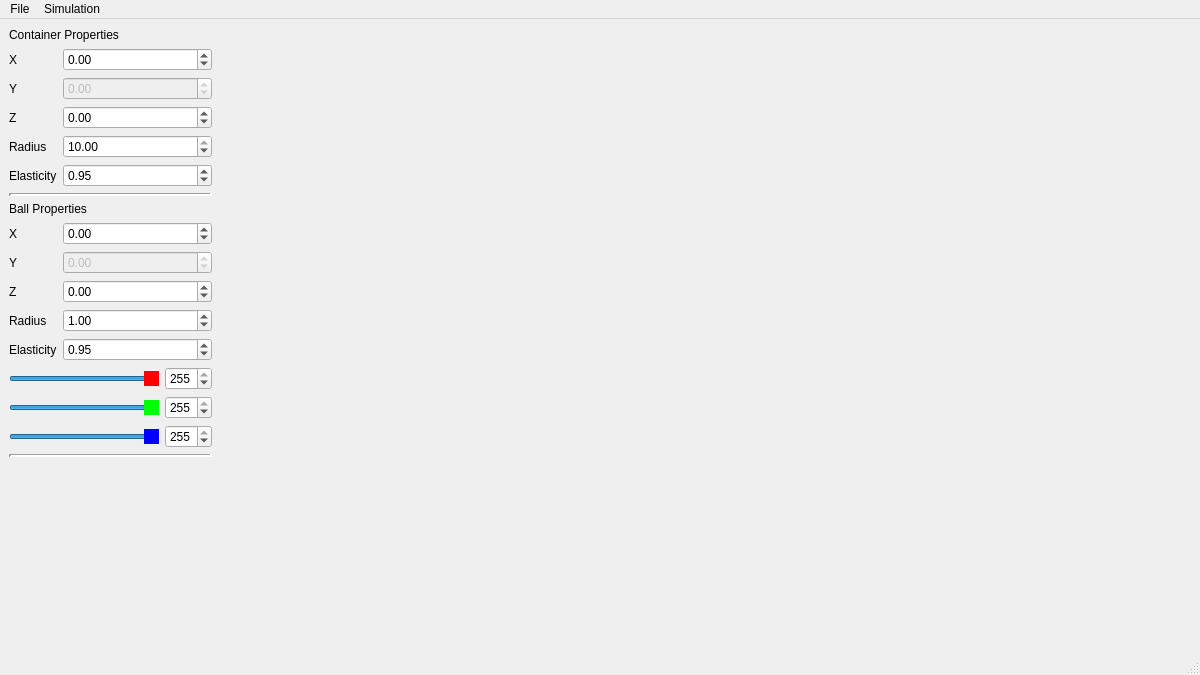
Qt form mainwindowform.ui (Lukrative525/Bounce) before a commit.
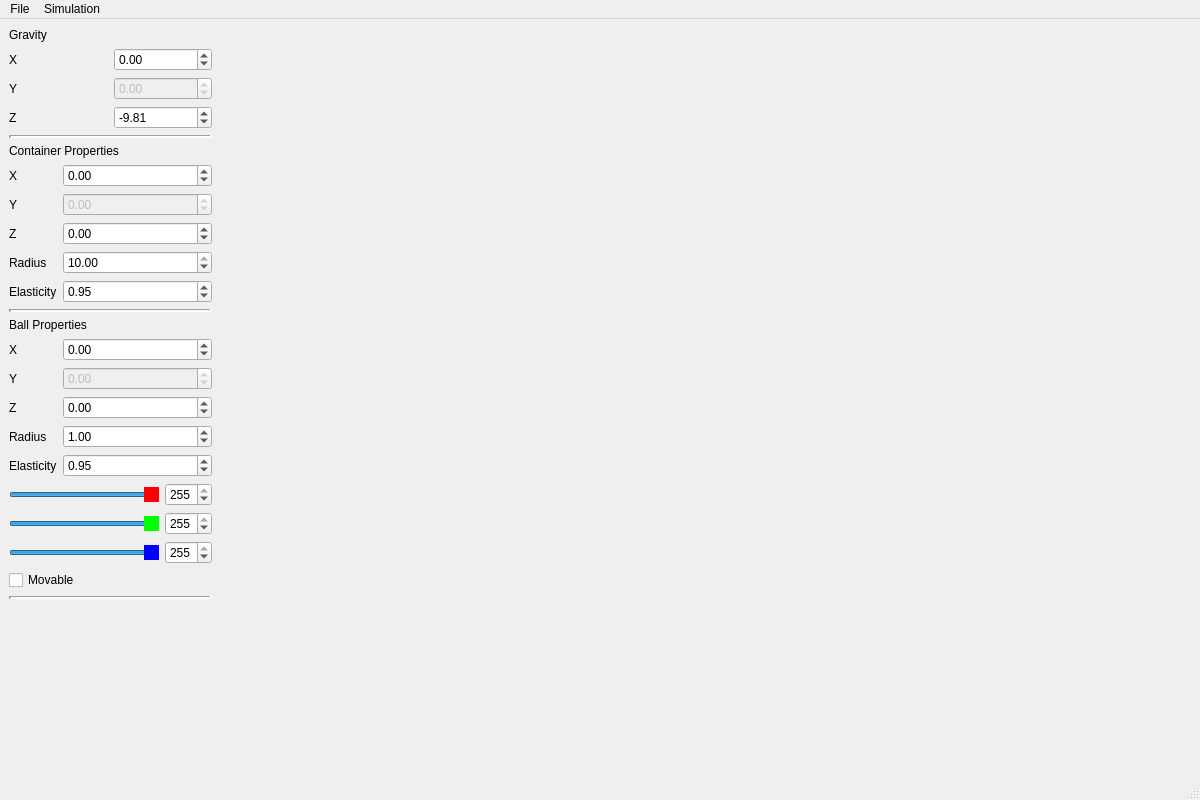
The same form after that commit. Icons and pictures are not drawn.

What changed in the file:
```diff
--- a/mainwindowform.ui
+++ b/mainwindowform.ui
@@ -7,7 +7,7 @@
     <x>0</x>
     <y>0</y>
     <width>1200</width>
-    <height>675</height>
+    <height>800</height>
    </rect>
   </property>
   <property name="sizePolicy">
@@ -23,6 +23,84 @@
    <layout class="QHBoxLayout" name="centralWidgetHorizontalLayout">
     <item>
      <layout class="QVBoxLayout" name="propertiesLayout">
+      <item>
+       <widget class="QLabel" name="gravityLabel">
+        <property name="text">
+         <string>Gravity</string>
+        </property>
+       </widget>
+      </item>
+      <item>
+       <layout class="QGridLayout" name="gravityLayout">
+        <item row="1" column="0">
+         <widget class="QLabel" name="gravityYLabel">
+          <property name="text">
+           <string>Y</string>
+          </property>
+         </widget>
+        </item>
+        <item row="0" column="0">
+         <widget class="QLabel" name="gravityXLabel">
+          <property name="text">
+           <string>X</string>
+          </property>
+         </widget>
+        </item>
+        <item row="0" column="1">
+         <widget class="QDoubleSpinBox" name="gravityXDoubleSpinBox">
+          <property name="minimum">
+           <double>-100.000000000000000</double>
+          </property>
+          <property name="maximum">
+           <double>100.000000000000000</double>
+          </property>
+         </widget>
+        </item>
+        <item row="1" column="1">
+         <widget class="QDoubleSpinBox" name="gravityYDoubleSpinBox">
+          <property name="enabled">
+           <bool>false</bool>
+          </property>
+          <property name="minimum">
+           <double>-100.000000000000000</double>
+          </property>
+          <property name="maximum">
+           <double>100.000000000000000</double>
+          </property>
+         </widget>
+        </item>
+        <item row="2" column="0">
+         <widget class="QLabel" name="gravityZLabel">
+          <property name="text">
+           <string>Z</string>
+          </property>
+         </widget>
+        </item>
+        <item row="2" column="1">
+         <widget class="QDoubleSpinBox" name="gravityZDoubleSpinBox">
+          <property name="minimum">
+           <double>-100.000000000000000</double>
+          </property>
+          <property name="maximum">
+           <double>100.000000000000000</double>
+          </property>
+          <property name="value">
+           <double>-9.810000000000000</double>
+          </property>
+         </widget>
+        </item>
+       </layout>
+      </item>
+      <item>
+       <widget class="Line" name="line">
+        <property name="lineWidth">
+         <number>3</number>
+        </property>
+        <property name="orientation">
+         <enum>Qt::Orientation::Horizontal</enum>
+        </property>
+       </widget>
+      </item>
       <item>
        <widget class="QLabel" name="containerPropertiesLabel">
         <property name="sizePolicy">
@@ -162,7 +240,7 @@
        </layout>
       </item>
       <item>
-       <widget class="Line" name="line">
+       <widget class="Line" name="line_2">
         <property name="lineWidth">
          <number>3</number>
         </property>
@@ -299,88 +377,8 @@
       </item>
       <item>
        <layout class="QGridLayout" name="ballColorLayout">
-        <item row="3" column="0">
-         <widget class="QSlider" name="blueHorizontalSlider">
-          <property name="sizePolicy">
-           <sizepolicy hsizetype="Preferred" vsizetype="Fixed">
-            <horstretch>0</horstretch>
-            <verstretch>0</verstretch>
-           </sizepolicy>
-          </property>
-          <property name="minimumSize">
-           <size>
-            <width>150</width>
-            <height>0</height>
-           </size>
-          </property>
-          <property name="styleSheet">
-           <string notr="true">QSlider::handle:horizontal {
-    background: #0000FF;
-}</string>
-          </property>
-          <property name="maximum">
-           <number>255</number>
-          </property>
-          <property name="value">
-           <number>255</number>
-          </property>
-          <property name="orientation">
-           <enum>Qt::Orientation::Horizontal</enum>
-          </property>
-         </widget>
-        </item>
         <item row="0" column="1">
-         <widget class="QSpinBox" name="redSpinBox">
-          <property name="maximum">
-           <number>255</number>
-          </property>
-          <property name="value">
-           <number>255</number>
-          </property>
-         </widget>
-        </item>
-        <item row="3" column="1">
-         <widget class="QSpinBox" name="blueSpinBox">
-          <property name="maximum">
-           <number>255</number>
-          </property>
-          <property name="value">
-           <number>255</number>
-          </property>
-         </widget>
-        </item>
-        <item row="2" column="0">
-         <widget class="QSlider" name="greenHorizontalSlider">
-          <property name="sizePolicy">
-           <sizepolicy hsizetype="Preferred" vsizetype="Fixed">
-            <horstretch>0</horstretch>
-            <verstretch>0</verstretch>
-           </sizepolicy>
-          </property>
-          <property name="minimumSize">
-           <size>
-            <width>150</width>
-            <height>0</height>
-           </size>
-          </property>
-          <property name="styleSheet">
-           <string notr="true">QSlider::handle:horizontal {
-    background: #00FF00;
-}</string>
-          </property>
-          <property name="maximum">
-           <number>255</number>
-          </property>
-          <property name="value">
-           <number>255</number>
-          </property>
-          <property name="orientation">
-           <enum>Qt::Orientation::Horizontal</enum>
-          </property>
-         </widget>
-        </item>
-        <item row="2" column="1">
-         <widget class="QSpinBox" name="greenSpinBox">
+         <widget class="QSpinBox" name="ballRedSpinBox">
           <property name="maximum">
            <number>255</number>
           </property>
@@ -419,10 +417,97 @@
           </property>
          </widget>
         </item>
+        <item row="1" column="0">
+         <widget class="QSlider" name="ballGreenHorizontalSlider">
+          <property name="sizePolicy">
+           <sizepolicy hsizetype="Preferred" vsizetype="Fixed">
+            <horstretch>0</horstretch>
+            <verstretch>0</verstretch>
+           </sizepolicy>
+          </property>
+          <property name="minimumSize">
+           <size>
+            <width>150</width>
+            <height>0</height>
+           </size>
+          </property>
+          <property name="styleSheet">
+           <string notr="true">QSlider::handle:horizontal {
+    background: #00FF00;
+}</string>
+          </property>
+          <property name="maximum">
+           <number>255</number>
+          </property>
+          <property name="value">
+           <number>255</number>
+          </property>
+          <property name="orientation">
+           <enum>Qt::Orientation::Horizontal</enum>
+          </property>
+         </widget>
+        </item>
+        <item row="1" column="1">
+         <widget class="QSpinBox" name="ballGreenSpinBox">
+          <property name="maximum">
+           <number>255</number>
+          </property>
+          <property name="value">
+           <number>255</number>
+          </property>
+         </widget>
+        </item>
+        <item row="2" column="0">
+         <widget class="QSlider" name="ballBlueHorizontalSlider">
+          <property name="sizePolicy">
+           <sizepolicy hsizetype="Preferred" vsizetype="Fixed">
+            <horstretch>0</horstretch>
+            <verstretch>0</verstretch>
+           </sizepolicy>
+          </property>
+          <property name="minimumSize">
+           <size>
+            <width>150</width>
+            <height>0</height>
+           </size>
+          </property>
+          <property name="styleSheet">
+           <string notr="true">QSlider::handle:horizontal {
+    background: #0000FF;
+}</string>
+          </property>
+          <property name="maximum">
+           <number>255</number>
+          </property>
+          <property name="value">
+           <number>255</number>
+          </property>
+          <property name="orientation">
+           <enum>Qt::Orientation::Horizontal</enum>
+          </property>
+         </widget>
+        </item>
+        <item row="2" column="1">
+         <widget class="QSpinBox" name="ballBlueSpinBox">
+          <property name="maximum">
+           <number>255</number>
+          </property>
+          <property name="value">
+           <number>255</number>
+          </property>
+         </widget>
+        </item>
        </layout>
       </item>
       <item>
-       <widget class="Line" name="line_2">
+       <widget class="QCheckBox" name="ballMovableCheckBox">
+        <property name="text">
+         <string>Movable</string>
+        </property>
+       </widget>
+      </item>
+      <item>
+       <widget class="Line" name="line_3">
         <property name="lineWidth">
          <number>3</number>
         </property>
```
Left out of the diff: 35 changed lines with no effect on the pictures.
